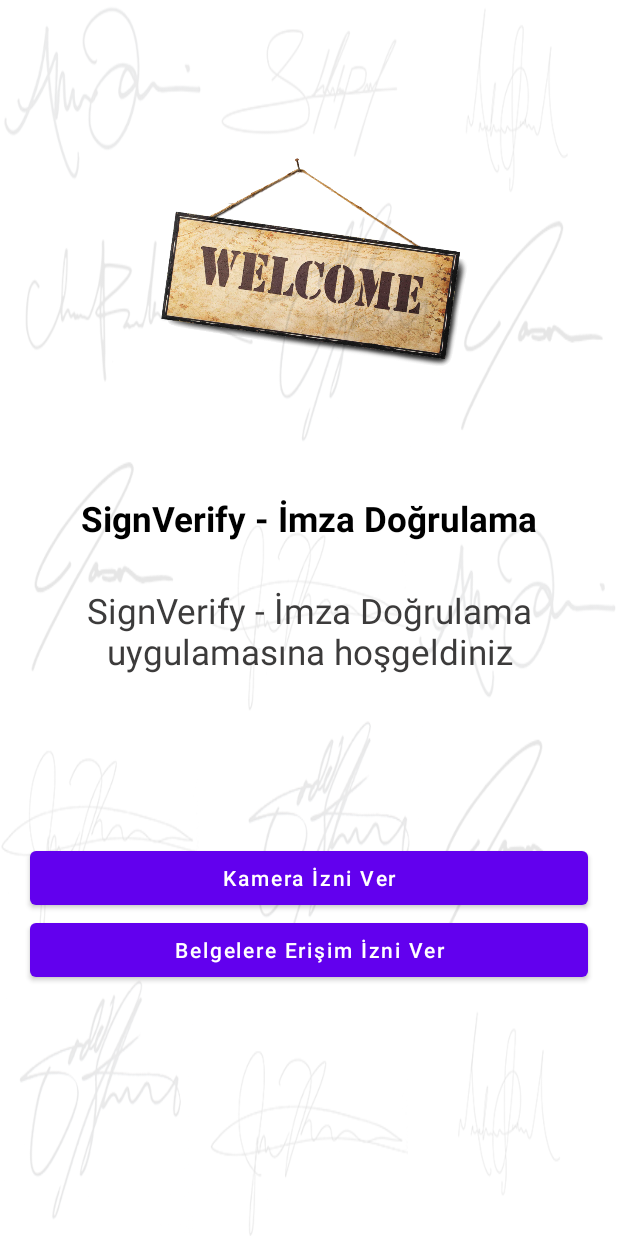
After one commit to tolunaykan/SignVerify, an Android app: the fragment FragmentWithButtons shown on its own in the app's theme, on a phone screen of 412 x 824 dp. The commit adds this screen. Run offline under Robolectric (Android 15) with nearby library versions, the phone set to English and light mode, and no system bars; libraries missing offline, so code that uses them is left out: com.github.appintro; 3 statements that could not run were skipped.

Commit message:
Onboarding permission and welcome screen was done

```diff
--- a/app/build.gradle
+++ b/app/build.gradle
@@ -39,4 +39,7 @@ dependencies {
     androidTestImplementation 'androidx.test.espresso:espresso-core:3.3.0'
 
     implementation 'com.github.AppIntro:AppIntro:6.1.0'
+
+    compileOnly 'org.projectlombok:lombok:1.18.20'
+    annotationProcessor 'org.projectlombok:lombok:1.18.20'
 }
--- a/app/src/main/AndroidManifest.xml
+++ b/app/src/main/AndroidManifest.xml
@@ -1,6 +1,9 @@
 <?xml version="1.0" encoding="utf-8"?>
 <manifest xmlns:android="http://schemas.android.com/apk/res/android"
     package="com.tolunaykandirmaz.signverify">
+
+    <uses-permission android:name="android.permission.READ_EXTERNAL_STORAGE"/>
+    <uses-permission android:name="android.permission.CAMERA"/>
 
     <application
         android:allowBackup="true"
--- /dev/null
+++ b/app/src/main/java/com/tolunaykandirmaz/signverify/onboarding/fragment/FragmentWithButtons.java
@@ -0,0 +1,169 @@
+package com.tolunaykandirmaz.signverify.onboarding.fragment;
+
+import android.Manifest;
+import android.content.Intent;
+import android.content.pm.PackageManager;
+import android.os.Bundle;
+import android.view.LayoutInflater;
+import android.view.View;
+import android.view.ViewGroup;
+import android.widget.Button;
+import android.widget.ImageView;
+import android.widget.TextView;
+import android.widget.Toast;
+
+import androidx.annotation.NonNull;
+import androidx.annotation.Nullable;
+import androidx.core.app.ActivityCompat;
+import androidx.core.content.ContextCompat;
+import androidx.fragment.app.Fragment;
+
+import com.github.appintro.SlidePolicy;
+import com.tolunaykandirmaz.signverify.R;
+
+import lombok.RequiredArgsConstructor;
+
+@RequiredArgsConstructor
+public class FragmentWithButtons extends Fragment implements SlidePolicy {
+
+    private TextView titleTextView, descriptionTextView;
+
+    private ImageView imageView;
+
+    private Button storagePermissionButton;
+
+    private Button cameraPermissionButton;
+
+    private final String title;
+
+    private final String description;
+
+    private final int image;
+
+    private boolean isStoragePermissionConfirmed = false;
+
+    private boolean isCameraPermissionConfirmed = false;
+
+    private static final int STORAGE_PERMISSION_REQUEST = 200;
+
+    private static final int CAMERA_PERMISSION_REQUEST = 201;
+
+    private static final int IMAGE_PICK_GALLERY_REQUEST = 300;
+
+    String[] storagePermissions = new String[]{Manifest.permission.READ_EXTERNAL_STORAGE};
+
+    String[] cameraPermissions = new String[]{Manifest.permission.CAMERA};
+
+    @Nullable
+    @Override
+    public View onCreateView(@NonNull LayoutInflater inflater, @Nullable ViewGroup container, @Nullable Bundle savedInstanceState) {
+        return inflater.inflate(R.layout.onboarding_permission_layout, container, false);
+    }
+
+    @Override
+    public void onViewCreated(@NonNull View view, @Nullable Bundle savedInstanceState) {
+        super.onViewCreated(view, savedInstanceState);
+
+        titleTextView = view.findViewById(R.id.title);
+        descriptionTextView = view.findViewById(R.id.description);
+        imageView = view.findViewById(R.id.image);
+        storagePermissionButton = view.findViewById(R.id.storage_permission_button);
+        cameraPermissionButton = view.findViewById(R.id.camera_permission_button);
+
+        titleTextView.setText(title);
+        descriptionTextView.setText(description);
+        imageView.setImageResource(image);
+
+        storagePermissionButton.setOnClickListener(v -> requestStoragePermission());
+        cameraPermissionButton.setOnClickListener(v -> requestCameraPermission());
+
+    }
+
+    @Override
+    public boolean isPolicyRespected() {
+        return isStoragePermissionConfirmed && isCameraPermissionConfirmed;
+    }
+
+    @Override
+    public void onUserIllegallyRequestedNextPage() {
+        if(!isCameraPermissionConfirmed){
+            Toast.makeText(requireContext(), requireContext().getString(R.string.came_permission_warning), Toast.LENGTH_SHORT).show();
+        }
+
+        if(!isStoragePermissionConfirmed){
+            Toast.makeText(requireContext(), requireContext().getString(R.string.storage_permission_warning), Toast.LENGTH_SHORT).show();
+        }
+
+    }
+
+    public static FragmentWithButtons newInstance(String title, String description, int image){
+        return new FragmentWithButtons(title, description, image);
+    }
+
+    private boolean checkStoragePermission(){
+        return ContextCompat.checkSelfPermission(requireContext(), Manifest.permission.WRITE_EXTERNAL_STORAGE) == PackageManager.PERMISSION_GRANTED;
+    }
+
+    private void requestStoragePermission(){
+        requestPermissions(storagePermissions, STORAGE_PERMISSION_REQUEST);
+    }
+
+    private void requestCameraPermission(){
+        requestPermissions(cameraPermissions, CAMERA_PERMISSION_REQUEST);
+    }
+
+    private void pickFromGallery() {
+        Intent galleryPickIntent = new Intent(Intent.ACTION_PICK);
+        galleryPickIntent.setType("image/*");
+        startActivityForResult(galleryPickIntent,IMAGE_PICK_GALLERY_REQUEST);
+    }
+
+/*    @Override
+    protected void onActivityResult(int requestCode, int resultCode, @Nullable Intent data) {
+        if(resultCode == RESULT_OK){
+            if(requestCode == IMAGE_PICK_GALLERY_REQUEST){
+                if (data != null) {
+                    Uri imageUri = data.getData();
+                    Bitmap bitmap = null;
+                    try {
+                        if (android.os.Build.VERSION.SDK_INT >= 29){
+                            bitmap = ImageDecoder.decodeBitmap(ImageDecoder.createSource(getContentResolver(), imageUri));
+                        } else{
+                            bitmap = MediaStore.Images.Media.getBitmap(getContentResolver(), imageUri);
+                        }
+
+                        ByteArrayOutputStream byteArrayOutputStream = new ByteArrayOutputStream();
+                        bitmap.compress(Bitmap.CompressFormat.JPEG, 100, byteArrayOutputStream);
+                        String encodedImage = Base64.encodeToString(byteArrayOutputStream.toByteArray(), Base64.DEFAULT);
+                        Options.getInstance().setImageBase64(encodedImage);
+                        View view = viewPager2.findViewWithTag("ADDPHOTOTAG");
+                        if(view != null){
+                            ImageView imageView = view.findViewById(R.id.pager_item_add_photo_image);
+                            imageView.setImageBitmap(bitmap);
+                        }
+                        Toast.makeText(CreateActivity.this, R.string.photo_selected,Toast.LENGTH_LONG).show();
+                    } catch (Exception e) {
+                        Log.d(TAG, "Foto Base64e çevrilemedi = " + e.getLocalizedMessage());
+                        Toast.makeText(CreateActivity.this, R.string.photo_not_selected,Toast.LENGTH_SHORT).show();
+                    }
+
+                }
+            }
+        }
+        super.onActivityResult(requestCode, resultCode, data);
+    }*/
+
+    @Override
+    public void onRequestPermissionsResult(int requestCode, @NonNull String[] permissions, @NonNull int[] grantResults) {
+
+        if (requestCode == STORAGE_PERMISSION_REQUEST && grantResults.length > 0) {
+            isStoragePermissionConfirmed = grantResults[0] == PackageManager.PERMISSION_GRANTED;
+        }
+
+        if (requestCode == CAMERA_PERMISSION_REQUEST && grantResults.length > 0) {
+            isCameraPermissionConfirmed = grantResults[0] == PackageManager.PERMISSION_GRANTED;
+        }
+
+        super.onRequestPermissionsResult(requestCode, permissions, grantResults);
+    }
+}
--- /dev/null
+++ b/app/src/main/res/layout/onboarding_permission_layout.xml
@@ -0,0 +1,96 @@
+<?xml version="1.0" encoding="utf-8"?>
+<androidx.constraintlayout.widget.ConstraintLayout xmlns:android="http://schemas.android.com/apk/res/android"
+    xmlns:app="http://schemas.android.com/apk/res-auto"
+    xmlns:tools="http://schemas.android.com/tools"
+    android:background="@color/onboarding_background"
+    android:layout_width="match_parent"
+    android:layout_height="match_parent">
+
+
+    <ImageView
+        android:id="@+id/image"
+        android:layout_width="250dp"
+        android:layout_height="250dp"
+        android:layout_marginTop="50dp"
+        app:layout_constraintEnd_toEndOf="parent"
+        app:layout_constraintStart_toStartOf="parent"
+        app:layout_constraintTop_toTopOf="parent"
+        app:srcCompat="@drawable/welcome" />
+
+    <TextView
+        android:id="@+id/title"
+        android:layout_width="match_parent"
+        android:layout_height="wrap_content"
+        android:layout_marginStart="10dp"
+        android:layout_marginEnd="10dp"
+        android:layout_marginTop="30dp"
+        android:text="SignVerify - İmza Doğrulama"
+        android:textColor="@color/onboarding_title"
+        android:gravity="center"
+        android:textStyle="bold"
+        android:textSize="23sp"
+        app:layout_constraintStart_toStartOf="parent"
+        app:layout_constraintEnd_toEndOf="parent"
+        app:layout_constraintTop_toBottomOf="@id/image"/>
+
+    <ImageView
+        android:layout_width="match_parent"
+        android:layout_height="match_parent"
+        android:scaleType="fitXY"
+        android:alpha="0.10"
+        android:translationZ="0dp"
+        app:layout_constraintBottom_toBottomOf="parent"
+        app:layout_constraintEnd_toEndOf="parent"
+        app:layout_constraintStart_toStartOf="parent"
+        app:layout_constraintTop_toBottomOf="@id/image"
+        app:srcCompat="@drawable/onboarding_background" />
+
+    <TextView
+        android:id="@+id/description"
+        android:layout_width="match_parent"
+        android:layout_height="0dp"
+        android:layout_marginStart="10dp"
+        android:layout_marginEnd="10dp"
+        android:layout_marginBottom="10dp"
+        android:layout_marginTop="30dp"
+        android:text="SignVerify - İmza Doğrulama uygulamasına hoşgeldiniz"
+        android:textColor="@color/onboarding_description"
+        android:gravity="center_horizontal"
+        android:textSize="23sp"
+        app:layout_constraintStart_toStartOf="parent"
+        app:layout_constraintEnd_toEndOf="parent"
+        app:layout_constraintTop_toBottomOf="@id/title" />
+
+    <Button
+        android:id="@+id/camera_permission_button"
+        android:layout_width="match_parent"
+        android:layout_height="wrap_content"
+        android:layout_marginStart="20dp"
+        android:layout_marginTop="10dp"
+        android:layout_marginEnd="20dp"
+        android:text="@string/give_camera_permission"
+        android:textAllCaps="false"
+        app:layout_constraintBottom_toBottomOf="parent"
+        app:layout_constraintEnd_toEndOf="parent"
+        app:layout_constraintStart_toStartOf="parent"
+        app:layout_constraintTop_toBottomOf="@id/description"
+        app:layout_constraintVertical_bias="0.32" />
+
+    <Button
+        android:id="@+id/storage_permission_button"
+        android:layout_width="match_parent"
+        android:layout_height="wrap_content"
+        android:layout_marginStart="20dp"
+        android:layout_marginEnd="20dp"
+        android:text="@string/give_storage_permission"
+        android:textAllCaps="false"
+        app:layout_constraintBottom_toBottomOf="parent"
+        app:layout_constraintEnd_toEndOf="parent"
+        app:layout_constraintStart_toStartOf="parent"
+        app:layout_constraintTop_toBottomOf="@id/camera_permission_button"
+        app:layout_constraintVertical_bias="0.0" />
+
+
+
+
+</androidx.constraintlayout.widget.ConstraintLayout>
--- a/app/src/main/res/values/colors.xml
+++ b/app/src/main/res/values/colors.xml
@@ -7,4 +7,11 @@
     <color name="teal_700">#FF018786</color>
     <color name="black">#FF000000</color>
     <color name="white">#FFFFFFFF</color>
+
+
+    <!-- ON BOARDING COLORS -->
+    <color name="onboarding_title">#000000</color>
+    <color name="onboarding_background">#FFFFFF</color>
+    <color name="onboarding_description">#3C3B3B</color>
+
 </resources>
--- a/app/src/main/res/values/strings.xml
+++ b/app/src/main/res/values/strings.xml
@@ -1,5 +1,9 @@
 <resources>
     <string name="app_name">SignVerify</string>
-    <string name="hosgeldin">Hoşgeldin!</string>
-    <string name="fragement1_tanitim_yazisi">SignVerify uygulaması ile kolay bir şekilde imza doğrulama işlemi yapabilir ve belgelerin doğruluğunu ölçebilirsin</string>
+    <string name="welcome_fragment_description">SignVerify uygulaması ile kolay bir şekilde imza doğrulama işlemi yapabilir ve belgelerin doğruluğunu ölçebilirsin</string>
+    <string name="welcome_fragment_title">SignVerify - İmza Doğrulama</string>
+    <string name="give_camera_permission">Kamera İzni Ver</string>
+    <string name="give_storage_permission">Belgelere Erişim İzni Ver</string>
+    <string name="came_permission_warning">Lütfen kamera iznini veriniz</string>
+    <string name="storage_permission_warning">Lütfen dosyalara erişim iznini veriniz</string>
 </resources>
--- a/app/src/main/res/values/themes.xml
+++ b/app/src/main/res/values/themes.xml
@@ -1,6 +1,6 @@
 <resources xmlns:tools="http://schemas.android.com/tools">
     <!-- Base application theme. -->
-    <style name="Theme.SignVerify" parent="Theme.MaterialComponents.DayNight.DarkActionBar">
+    <style name="Theme.SignVerify" parent="Theme.MaterialComponents.DayNight.NoActionBar">
         <!-- Primary brand color. -->
         <item name="colorPrimary">@color/purple_500</item>
         <item name="colorPrimaryVariant">@color/purple_700</item>
```
Also changed, not shown: app/src/main/java/com/tolunaykandirmaz/signverify/MainActivity.java (+4 -13 lines), app/src/main/java/com/tolunaykandirmaz/signverify/onboarding/fragment/CustomOnboardingFragment1.java (deleted, +0 -51 lines), app/src/main/java/com/tolunaykandirmaz/signverify/onboarding/fragment/DefaultFragment.java (added, +55 -0 lines), app/src/main/res/layout/custom_onboarding_layout1.xml (deleted, +0 -27 lines), app/src/main/res/layout/onboarding_default_layout.xml (added, +68 -0 lines), app/src/main/res/drawable/onboarding_background.png (added), app/src/main/res/drawable/welcome.png (added).
